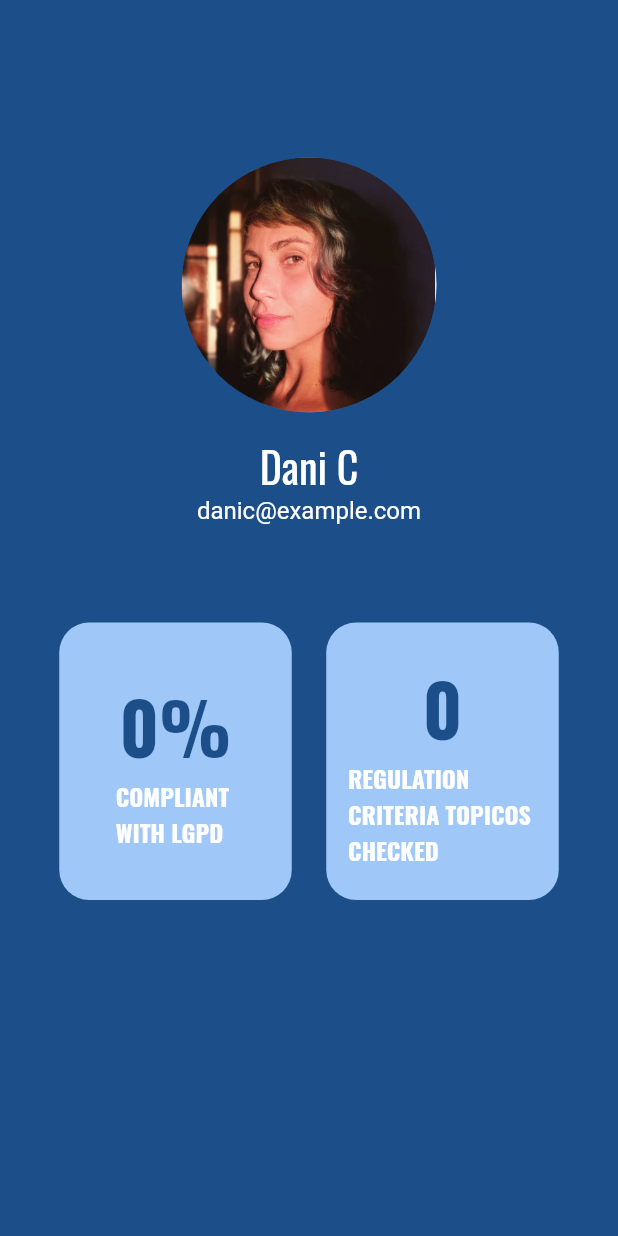
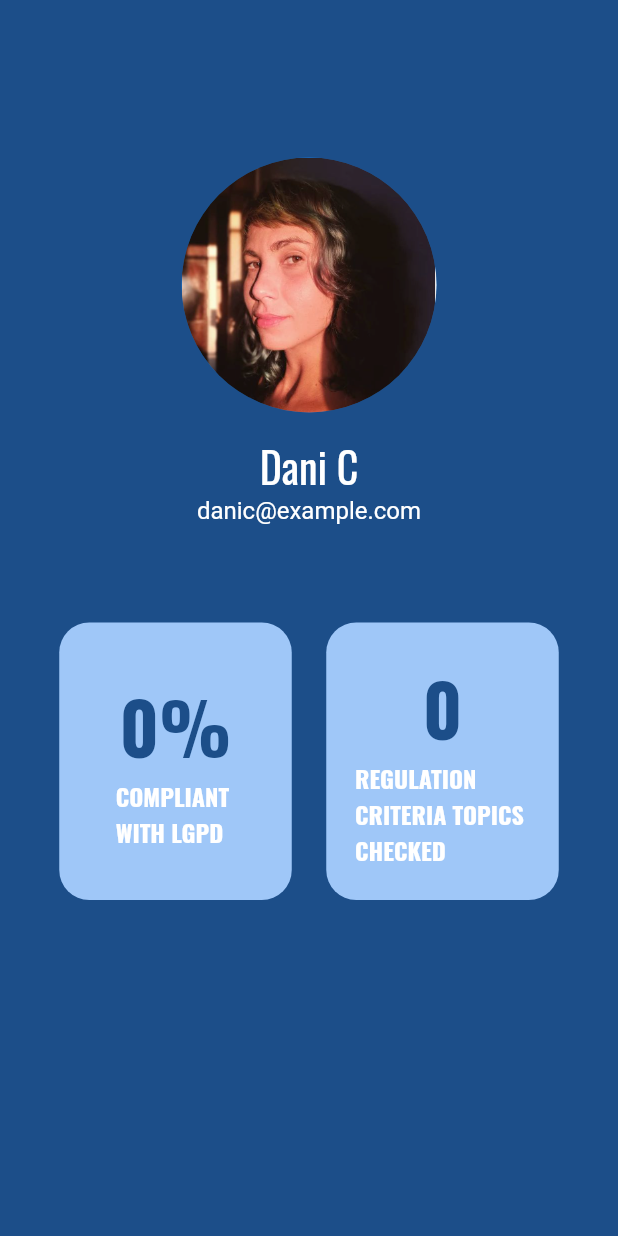
Before and after one commit to mariaeduardarebelo/easycomply, a Flutter app: the Profile screen opened directly, on a phone screen of 412 x 824 dp. Run offline on Flutter 3.47's test engine with Material 2 defaults, Android fonts, the phone set to English and light mode, and no system bars; our stand-ins replace google_fonts, hive, hive_flutter, syncfusion_flutter_charts; missing offline and left inert: syncfusion_flutter_pdfviewer; accounts and stored records are empty.

Commit message:
fix: fixing label

```diff
--- a/lib/pages/profile.dart
+++ b/lib/pages/profile.dart
@@ -113,7 +113,7 @@ class _ProfileState extends State<Profile> {
                                   fontWeight: FontWeight.bold,
                                   color: Color(0xFF1C4E89))),
                           Text(
-                              'regulation \ncriteria topicos \nchecked'
+                              'regulation \ncriteria topics \nchecked'
                                   .toUpperCase(),
                               textAlign: TextAlign.start,
                               style: GoogleFonts.oswald(
```
